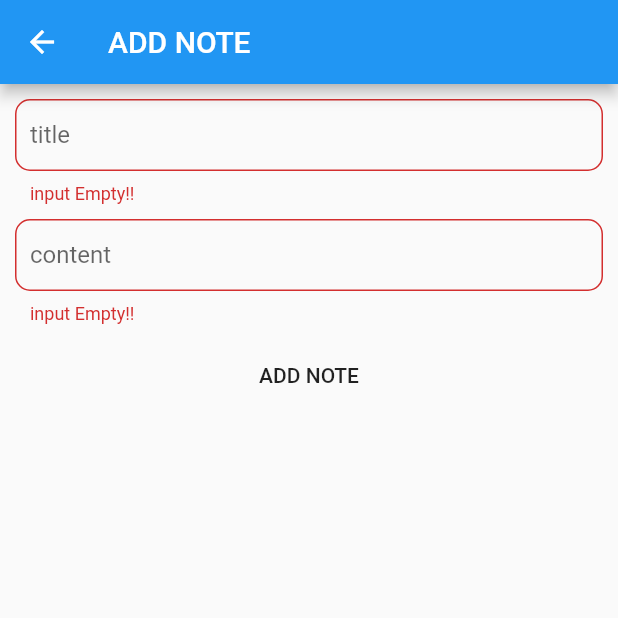
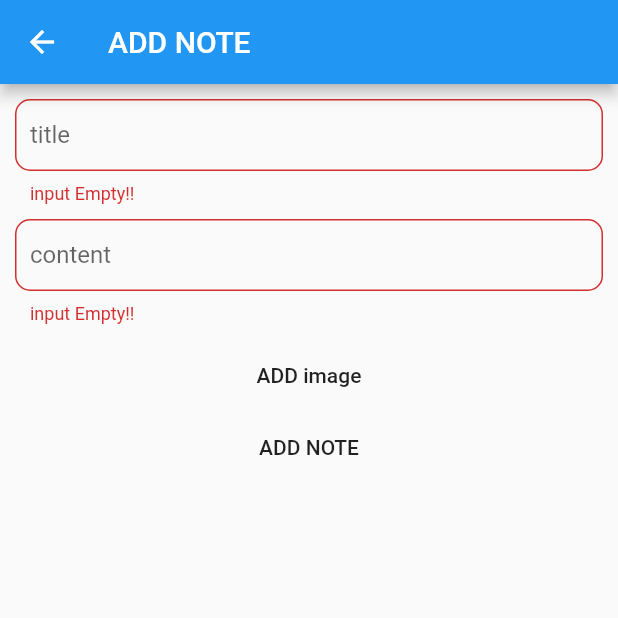
Before and after one commit to mohamadalghanem474/NoteApp, a Flutter app: the AddNote screen opened by its route, after a tap on "ADD NOTE", on a phone screen of 412 x 824 dp, the top half of it. Run offline on Flutter 3.47's test engine with Material 2 defaults, Android fonts, the phone set to English and light mode, and no system bars; our stand-ins replace awesome_dialog, get, shared_preferences; accounts and stored records are empty.

Commit message:
image add

```diff
--- a/lib/app/notes/add.dart
+++ b/lib/app/notes/add.dart
@@ -42,7 +42,11 @@ class _AddNoteState extends State<AddNote> with Crud {
   Widget build(BuildContext context) {
     return Scaffold(
       appBar: AppBar(title: Text("ADD NOTE")),
-      body: _isLoading? Center(child: CircularProgressIndicator(),): Container(
+      body: _isLoading
+          ? Center(
+              child: CircularProgressIndicator(),
+            )
+          : Container(
               padding: EdgeInsets.all(10),
               child: Form(
                 key: fromstate,
@@ -65,6 +69,12 @@ class _AddNoteState extends State<AddNote> with Crud {
                     onPressed: () async {
                       await addNote();
                     },
+                    child: Text("ADD image"),
+                  ),
+                  MaterialButton(
+                    onPressed: () async {
+                      await addNote();
+                    },
                     child: Text("ADD NOTE"),
                   )
                 ]),
```
Lines whose indentation alone changed are shown as unchanged.
